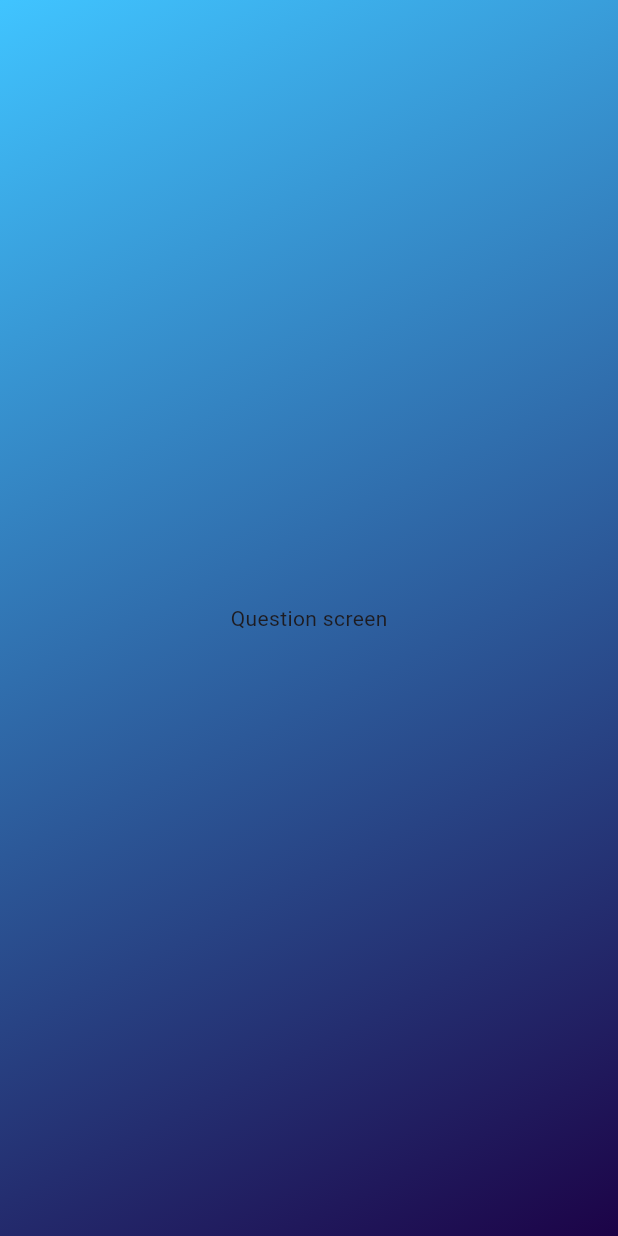
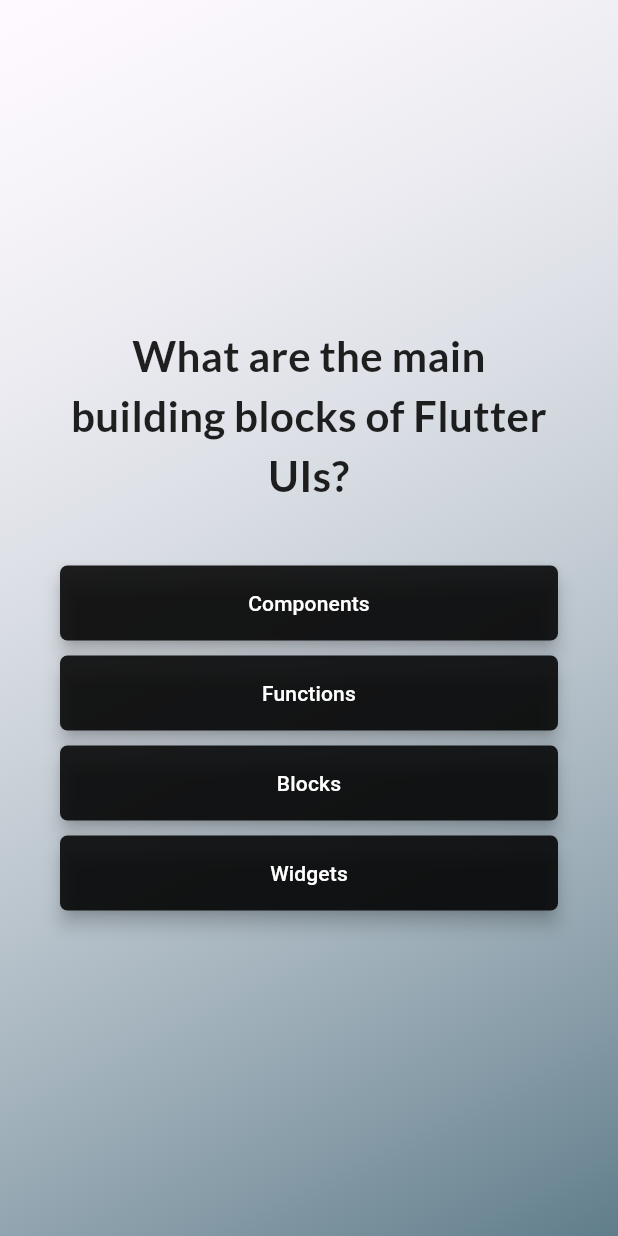
Before and after one commit to souravsathyan/flutter, a Flutter app: the screen it shows after launch, after a tap on "Start Quiz", on a phone screen of 412 x 824 dp. Run offline on Flutter 3.47's test engine with Material 3 defaults, Android fonts, the phone set to English and light mode, and no system bars; our stand-ins replace fl_chart, google_fonts.

Commit message:
completed quiz app

```diff
--- /dev/null
+++ b/quiz_app/lib/answer_button.dart
@@ -0,0 +1,26 @@
+import 'package:flutter/material.dart';
+
+class AnswerBtn extends StatelessWidget {
+  const AnswerBtn(this.answertext, this.onTap, {super.key});
+
+  final String answertext;
+  final void Function() onTap;
+
+  @override
+  Widget build(context) {
+    return Container(
+      margin: const EdgeInsets.only(top: 10),
+      child: ElevatedButton(
+        onPressed: onTap,
+        style: ElevatedButton.styleFrom(
+          padding: const EdgeInsets.symmetric(vertical: 15),
+          backgroundColor: Colors.black87,
+          foregroundColor: Colors.white,
+          shape: RoundedRectangleBorder(borderRadius: BorderRadius.circular(5)),
+          elevation: 5,
+        ),
+        child: Text(answertext, textAlign: TextAlign.center),
+      ),
+    );
+  }
+}
--- /dev/null
+++ b/quiz_app/lib/data/dummy.dart
@@ -0,0 +1,43 @@
+import 'package:quiz_app/models/quiz.questions.dart';
+
+const questions = [
+  QuizQuestion('What are the main building blocks of Flutter UIs?', [
+    'Widgets',
+    'Components',
+    'Blocks',
+    'Functions',
+  ]),
+  QuizQuestion('How are Flutter UIs built?', [
+    'By combining widgets in code',
+    'By combining widgets in a visual editor',
+    'By defining widgets in config files',
+    'By using XCode for iOS and Android Studio for Android',
+  ]),
+  QuizQuestion('What\'s the purpose of a StatefulWidget?', [
+    'Update UI as data changes',
+    'Update data as UI changes',
+    'Ignore data changes',
+    'Render UI that does not depend on data',
+  ]),
+  QuizQuestion(
+    'Which widget should you try to use more often: StatelessWidget or StatefulWidget?',
+    [
+      'StatelessWidget',
+      'StatefulWidget',
+      'Both are equally good',
+      'None of the above',
+    ],
+  ),
+  QuizQuestion('What happens if you change data in a StatelessWidget?', [
+    'The UI is not updated',
+    'The UI is updated',
+    'The closest StatefulWidget is updated',
+    'Any nested StatefulWidgets are updated',
+  ]),
+  QuizQuestion('How should you update data inside of StatefulWidgets?', [
+    'By calling setState()',
+    'By calling updateData()',
+    'By calling updateUI()',
+    'By calling updateState()',
+  ]),
+];
--- a/quiz_app/lib/home_screen.dart
+++ b/quiz_app/lib/home_screen.dart
@@ -1,4 +1,5 @@
 import 'package:flutter/material.dart';
+import 'package:google_fonts/google_fonts.dart';
 
 class Homescreen extends StatelessWidget {
   const Homescreen(this.toQuiz, {super.key});
@@ -17,9 +18,13 @@
             color: const Color.fromARGB(150, 255, 255, 255),
           ),
           const SizedBox(height: 20),
-          const Text(
+          Text(
             'Learn flutter the fun way!',
-            style: TextStyle(fontSize: 24, color: Colors.white),
+            style: GoogleFonts.rubik(
+              color: Colors.black87,
+              fontSize: 24,
+              fontWeight: FontWeight.bold,
+            ),
           ),
           const SizedBox(height: 20),
           ElevatedButton.icon(
--- /dev/null
+++ b/quiz_app/lib/models/quiz.questions.dart
@@ -0,0 +1,12 @@
+class QuizQuestion {
+  const QuizQuestion(this.text, this.answers);
+
+  final String text;
+  final List<String> answers;
+
+  List<String> getShuffledList() {
+    final shuffledList = List.of(answers);
+    shuffledList.shuffle();
+    return shuffledList;
+  }
+}
--- a/quiz_app/lib/question_screen.dart
+++ b/quiz_app/lib/question_screen.dart
@@ -1,7 +1,12 @@
 import 'package:flutter/material.dart';
+import 'package:quiz_app/answer_button.dart';
+import 'package:quiz_app/data/dummy.dart';
+import 'package:google_fonts/google_fonts.dart';
 
 class QuestionScreen extends StatefulWidget {
-  const QuestionScreen({super.key});
+  const QuestionScreen({super.key, required this.onSelectAnswer});
+
+  final void Function(String answer) onSelectAnswer;
 
   @override
   State<QuestionScreen> createState() {
@@ -10,8 +15,44 @@
 }
 
 class QuestionScreenState extends State<QuestionScreen> {
+  var currentQuestionIndex = 0;
+
+  void answeringQuestion(selectedAnswer) {
+    widget.onSelectAnswer(selectedAnswer);
+    setState(() {
+      currentQuestionIndex++;
+    });
+  }
+
   @override
   Widget build(contex) {
-    return Center(child: Text('Question screen'));
+    final currentQuestion = questions[currentQuestionIndex];
+    return SizedBox(
+      width: double.infinity,
+      child: Container(
+        margin: const EdgeInsets.all(40),
+        child: Column(
+          mainAxisAlignment: MainAxisAlignment.center,
+          crossAxisAlignment: CrossAxisAlignment.stretch,
+          children: [
+            Text(
+              currentQuestion.text,
+              style: GoogleFonts.lato(
+                color: Colors.black87,
+                fontWeight: FontWeight.bold,
+                fontSize: 28,
+              ),
+              textAlign: TextAlign.center,
+            ),
+            SizedBox(height: 30),
+            ...currentQuestion.getShuffledList().map((answer) {
+              return AnswerBtn(answer, () {
+                answeringQuestion(answer);
+              });
+            }),
+          ],
+        ),
+      ),
+    );
   }
 }
--- a/quiz_app/lib/quiz.dart
+++ b/quiz_app/lib/quiz.dart
@@ -1,7 +1,8 @@
 import 'package:flutter/material.dart';
 import 'package:quiz_app/home_screen.dart';
 import 'package:quiz_app/question_screen.dart';
-
+import 'package:quiz_app/data/dummy.dart';
+import 'package:quiz_app/results_screen.dart';
 /**
  * class _QuizState extends State<Quiz>
  * this is says that the class _QuizState is connected to the class Quiz
@@ -32,6 +33,7 @@
   //   activeScreen = Homescreen(switchScreen);
   // }
 
+  List<String> selectedAnswers = [];
   var activeScreen = 'home-screen';
 
   void switchScreen() {
@@ -40,21 +42,40 @@
     });
   }
 
+  void chooseAnswer(String answer) {
+    selectedAnswers.add(answer);
+    if (selectedAnswers.length == questions.length) {
+      setState(() {
+        activeScreen = 'result-screen';
+      });
+    }
+  }
+
+  void restartQuiz() {
+    setState(() {
+      selectedAnswers = [];
+      activeScreen = 'home-screen';
+    });
+  }
+
   @override
   Widget build(context) {
     Widget screenWidget = Homescreen(switchScreen);
     if (activeScreen == 'question-screen') {
-      screenWidget = const QuestionScreen();
+      screenWidget = QuestionScreen(onSelectAnswer: chooseAnswer);
+    }
+    if (activeScreen == 'result-screen') {
+      screenWidget = ResultsScreen(
+        chosenAnswers: selectedAnswers,
+        restartQuiz: restartQuiz,
+      );
     }
     return MaterialApp(
       home: Scaffold(
         body: Container(
           decoration: BoxDecoration(
             gradient: LinearGradient(
-              colors: [
-                Colors.lightBlueAccent,
-                const Color.fromARGB(255, 28, 3, 71),
-              ],
+              colors: [Colors.white30, Colors.blueGrey],
               begin: Alignment.topLeft,
               end: Alignment.bottomRight,
             ),
--- a/quiz_app/pubspec.yaml
+++ b/quiz_app/pubspec.yaml
@@ -34,6 +34,8 @@
   # The following adds the Cupertino Icons font to your application.
   # Use with the CupertinoIcons class for iOS style icons.
   cupertino_icons: ^1.0.8
+  google_fonts: ^6.2.1
+  fl_chart: ^0.70.2
 
 dev_dependencies:
   flutter_test:
```
Also changed, not shown: quiz_app/lib/models/question_summary.dart (added, +89 -0 lines), quiz_app/lib/models/results_charts.dart (added, +90 -0 lines), quiz_app/lib/results_screen.dart (added, +74 -0 lines), quiz_app/pubspec.lock, 7 other files.
